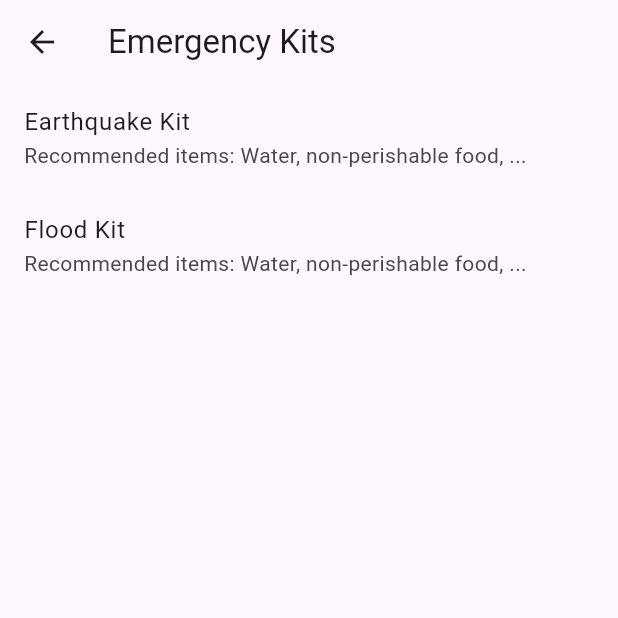
After one commit to raul2710/ada_app_flutter, a Flutter app: the MainScreen screen opened by its route, after a tap on "Emergency Kit", on a phone screen of 412 x 824 dp, the top half of it. The commit adds this screen. Run offline on Flutter 3.47's test engine with Material 3 defaults, Android fonts, the phone set to English and light mode, and no system bars; our stand-ins replace carousel_slider, device_preview, google_maps_flutter, universal_platform.

Commit message:
Creation of the Quiz, Emergency Kit, and Shelters functions

```diff
--- /dev/null
+++ b/lib/view/kit_screen.dart
@@ -0,0 +1,25 @@
+import 'package:flutter/material.dart';
+
+class KitScreen extends StatelessWidget {
+  @override
+  Widget build(BuildContext context) {
+    return Scaffold(
+      appBar: AppBar(title: Text('Emergency Kits')),
+      body: ListView(
+        children: [
+          ListTile(
+            title: Text('Earthquake Kit'),
+            subtitle:
+                Text('Recommended items: Water, non-perishable food, ...'),
+          ),
+          ListTile(
+            title: Text('Flood Kit'),
+            subtitle:
+                Text('Recommended items: Water, non-perishable food, ...'),
+          ),
+          // Adicione outros kits aqui
+        ],
+      ),
+    );
+  }
+}
--- a/lib/view/main_screen.dart
+++ b/lib/view/main_screen.dart
@@ -1,8 +1,11 @@
 import 'package:carousel_slider/carousel_slider.dart';
 import 'package:flutter/material.dart';
 
+import 'kit_screen.dart';
+import 'quiz_screen.dart';
+import 'shelter_map_screen.dart';
+
 class MainScreen extends StatefulWidget {
-
   const MainScreen({super.key});
 
   @override
@@ -10,15 +13,13 @@ class MainScreen extends StatefulWidget {
 }
 
 class _MainScreenState extends State<MainScreen> {
-
   int currentPageIndex = 0;
 
   @override
   Widget build(BuildContext context) {
     return Scaffold(
       appBar: AppBar(
-        title: const Text('Welcome to ADA'
-        ),
+        title: const Text('Welcome to ADA'),
       ),
       body: SingleChildScrollView(
         child: Column(
@@ -27,12 +28,10 @@ class _MainScreenState extends State<MainScreen> {
               padding: const EdgeInsets.all(15),
               child: Column(
                 children: [
-                          const Row(
-                      children: [
+                  const Row(children: [
                     Text('Preparation'),
                     Icon(Icons.arrow_forward),
-                      ]
-                    ),
+                  ]),
                   CarouselSlider(
                     options: CarouselOptions(height: 100.0),
                     items: ['Introduction', 'Planning', 'Simulate'].map((i) {
@@ -40,14 +39,14 @@ class _MainScreenState extends State<MainScreen> {
                         builder: (BuildContext context) {
                           return Container(
                               width: MediaQuery.of(context).size.width,
-                            margin: const EdgeInsets.symmetric(horizontal: 5.0),
+                              margin:
+                                  const EdgeInsets.symmetric(horizontal: 5.0),
                               // decoration: const BoxDecoration(
                               //   color: Colors.amber
                               // ),
-                            child:RawMaterialButton(
+                              child: RawMaterialButton(
                                 onPressed: () {},
                                 elevation: 2.0,
-
                                 fillColor: Colors.white,
                                 child: Icon(
                                   Icons.pause,
@@ -55,8 +54,7 @@ class _MainScreenState extends State<MainScreen> {
                                 ),
                                 padding: EdgeInsets.all(15.0),
                                 shape: CircleBorder(),
-                            )
-                          );
+                              ));
                         },
                       );
                     }).toList(),
@@ -64,35 +62,58 @@ class _MainScreenState extends State<MainScreen> {
                 ],
               ),
             ),
-            const SizedBox(height: 10,),
-            Container(
+            const SizedBox(
+              height: 10,
+            ),
+            GestureDetector(
+              onTap: () => Navigator.push(
+                context,
+                MaterialPageRoute(builder: (context) => QuizScreen()),
+              ),
+              child: Container(
                 width: MediaQuery.of(context).size.width,
                 height: 100,
                 color: const Color(0xFF3F80EA),
-              child: const Text('Shelter'),
+                child: const Text('Quiz'),
               ),
-            const SizedBox(height: 10,),
-            Container(
+            ),
+            const SizedBox(
+              height: 10,
+            ),
+            GestureDetector(
+              onTap: () => Navigator.push(
+                context,
+                MaterialPageRoute(builder: (context) => KitScreen()),
+              ),
+              child: Container(
                 width: MediaQuery.of(context).size.width,
                 height: 100,
                 padding: const EdgeInsets.all(5),
                 color: const Color(0xFF3F80EA),
                 child: const Text('Emergency Kit'),
               ),
-            const SizedBox(height: 10,),
-            Container(
+            ),
+            const SizedBox(
+              height: 10,
+            ),
+            GestureDetector(
+              onTap: () => Navigator.push(
+                context,
+                MaterialPageRoute(builder: (context) => ShelterMapScreen()),
+              ),
+              child: Container(
                 width: MediaQuery.of(context).size.width,
                 color: const Color(0xFF3F80EA),
                 padding: const EdgeInsets.all(15),
                 child: Column(
                   children: [
-                  const Row(
-                    children: [
+                    const Row(children: [
                       Text('Shelter'),
                       Icon(Icons.arrow_forward),
-                    ]
+                    ]),
+                    const SizedBox(
+                      height: 10,
                     ),
-                  const SizedBox(height: 10,),
                     ClipRRect(
                       borderRadius: BorderRadius.circular(20),
                       child: Image.asset(
@@ -100,14 +121,19 @@ class _MainScreenState extends State<MainScreen> {
                         width: double.infinity,
                       ),
                     ),
-                  const SizedBox(height: 10,),
+                    const SizedBox(
+                      height: 10,
+                    ),
                     const Text(
                       'Look for shelters nearby and define escape routes',
                     )
                   ],
                 ),
               ),
-            const SizedBox(height: 10,),
+            ),
+            const SizedBox(
+              height: 10,
+            ),
             Container(
               width: MediaQuery.of(context).size.width,
               height: 100,
--- a/pubspec.yaml
+++ b/pubspec.yaml
@@ -9,6 +9,11 @@ environment:
 dependencies:
   carousel_slider: ^4.2.1
   device_preview: ^1.2.0
+  google_maps_flutter: ^2.3.0
+  firebase_core: ^3.2.0
+  firebase_messaging: ^15.0.3
+  cloud_firestore: ^5.1.0
+  universal_platform: ^1.0.0
   flutter:
     sdk: flutter
 
```
Also changed, not shown: lib/services/auth_service.dart (added, +17 -0 lines), lib/view/quiz_screen.dart (added, +36 -0 lines), lib/view/shelter_map_screen.dart (added, +31 -0 lines), pubspec.lock, 3 other files. Lines whose indentation alone changed are shown as unchanged.
